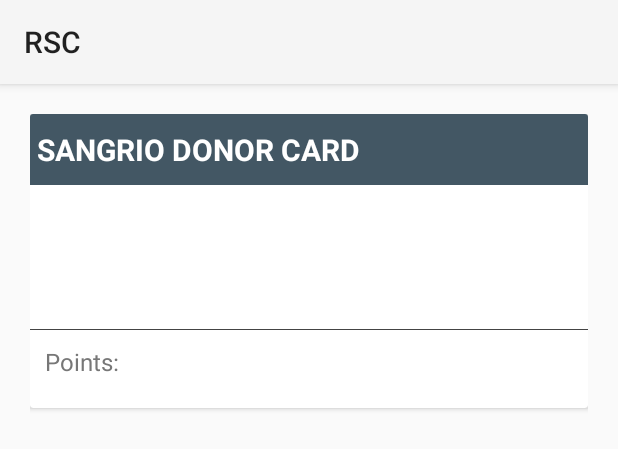
After one commit to foivz/RSC-Asyncro-ALPHA, an Android app: the layout fragment_donor_card.xml on its own in the app's theme, with its tools: preview values and no code run, on a phone screen of 412 x 824 dp. The commit adds this screen. Shown: the top 449 px of the screen. Run offline under Robolectric (Android 15) with nearby library versions, the phone set to English and light mode, and no system bars.

Commit message:
- Donor card wip

```diff
--- /dev/null
+++ b/Mobile/RSC/app/src/main/res/layout/fragment_donor_card.xml
@@ -0,0 +1,84 @@
+<?xml version="1.0" encoding="utf-8"?>
+
+<LinearLayout xmlns:android="http://schemas.android.com/apk/res/android"
+    android:orientation="vertical"
+    android:layout_width="match_parent"
+    android:padding="@dimen/md_20"
+    android:layout_height="match_parent">
+
+    <android.support.v7.widget.CardView
+        android:layout_width="match_parent"
+        android:layout_height="wrap_content">
+
+        <RelativeLayout
+            android:layout_width="match_parent"
+            android:paddingBottom="@dimen/md_20"
+            android:layout_height="wrap_content">
+
+            <TextView
+                android:layout_width="match_parent"
+                android:layout_marginLeft="-5dp"
+                android:layout_marginRight="-5dp"
+                android:id="@+id/lblTitle"
+                style="@style/CardTitle"
+                android:background="#435764"
+                android:padding="@dimen/md_10"
+                android:layout_alignParentTop="true"
+                android:text="@string/lbl_donor_card"
+                android:layout_height="wrap_content" />
+
+
+            <TextView
+                style="@style/CardLabel"
+                android:layout_below="@+id/lblTitle"
+                android:layout_marginTop="@dimen/md_10"
+                android:layout_width="wrap_content"
+                android:id="@+id/txtFirstName"
+                android:layout_height="wrap_content" />
+
+            <TextView
+                style="@style/CardLabel"
+                android:layout_below="@+id/txtFirstName"
+                android:layout_width="wrap_content"
+                android:id="@+id/txtLastName"
+                android:layout_height="wrap_content" />
+
+            <TextView
+                style="@style/CardLabel"
+                android:layout_width="wrap_content"
+                android:id="@+id/txtEmail"
+                android:layout_below="@id/txtLastName"
+                android:layout_height="wrap_content" />
+
+            <View
+                android:layout_width="match_parent"
+                android:background="@color/text_default"
+                android:layout_below="@+id/txtEmail"
+                android:id="@+id/divider2"
+                android:layout_marginBottom="@dimen/md_10"
+                android:layout_marginTop="@dimen/md_20"
+                android:layout_height="0.5dp" />
+
+            <TextView
+                android:id="@+id/lblPoints"
+                android:layout_width="wrap_content"
+                style="@style/CardLabel"
+                android:layout_below="@+id/divider2"
+                android:text="@string/lbl_points_2"
+                android:layout_height="wrap_content" />
+
+            <TextView
+                android:layout_below="@+id/divider2"
+                style="@style/CardLabel"
+                android:layout_marginLeft="@dimen/md_7"
+                android:layout_toRightOf="@+id/lblPoints"
+                android:textColor="@color/text_default"
+                android:layout_width="wrap_content"
+                android:id="@+id/txtPoints"
+                android:layout_alignBaseline="@+id/lblPoints"
+                android:layout_height="wrap_content" />
+        </RelativeLayout>
+    </android.support.v7.widget.CardView>
+
+
+</LinearLayout>
--- a/Mobile/RSC/app/src/main/res/values/colors.xml
+++ b/Mobile/RSC/app/src/main/res/values/colors.xml
@@ -3,4 +3,5 @@
     <color name="white">#fff</color>
     <color name="red">#D55C4B</color>
     <color name="text_default">#444</color>
+    <color name="text_lighter">#777</color>
 </resources>
--- a/Mobile/RSC/app/src/main/res/values/strings.xml
+++ b/Mobile/RSC/app/src/main/res/values/strings.xml
@@ -19,4 +19,6 @@
     <string name="lbl_points">Points:</string>
     <string name="lbl_donations_year">Donations in past year</string>
     <string name="lbl_your_donations">Your donations: </string>
+    <string name="lbl_donor_card">SANGRIO DONOR CARD</string>
+    <string name="lbl_points_2">Points:</string>
 </resources>
--- a/Mobile/RSC/app/src/main/res/values/styles.xml
+++ b/Mobile/RSC/app/src/main/res/values/styles.xml
@@ -23,4 +23,18 @@
         <item name="android:textColor">@color/red</item>
     </style>
 
+    <style name="CardTitle" parent="CardLabel">
+        <item name="android:textSize">20sp</item>
+        <item name="android:textStyle">bold</item>
+        <item name="android:textColor">@color/white</item>
+    </style>
+
+    <style name="CardLabel" parent="Text">
+        <item name="android:layout_marginLeft">@dimen/md_10</item>
+        <item name="android:layout_marginRight">@dimen/md_10</item>
+        <item name="android:textSize">16sp</item>
+        <item name="android:textColor">@color/text_lighter</item>
+    </style>
+
+
 </resources>
```
Also changed, not shown: Mobile/RSC/app/src/main/java/com/alpha/asyncro/rsc/MainActivity.java (+37 -1 lines), Mobile/RSC/app/src/main/java/com/alpha/asyncro/rsc/data/presenter/DonationPresenter.java (renamed from Mobile/RSC/app/src/main/java/com/alpha/asyncro/rsc/data/DonationPresenter.java, +12 -2 lines), Mobile/RSC/app/src/main/java/com/alpha/asyncro/rsc/event/OnUserReadListener.java (added, +12 -0 lines), Mobile/RSC/app/src/main/java/com/alpha/asyncro/rsc/fragment/DonorCardFragment.java (+35 -2 lines), Mobile/RSC/app/src/main/java/com/alpha/asyncro/rsc/fragment/UserFragment.java (+17 -41 lines).
